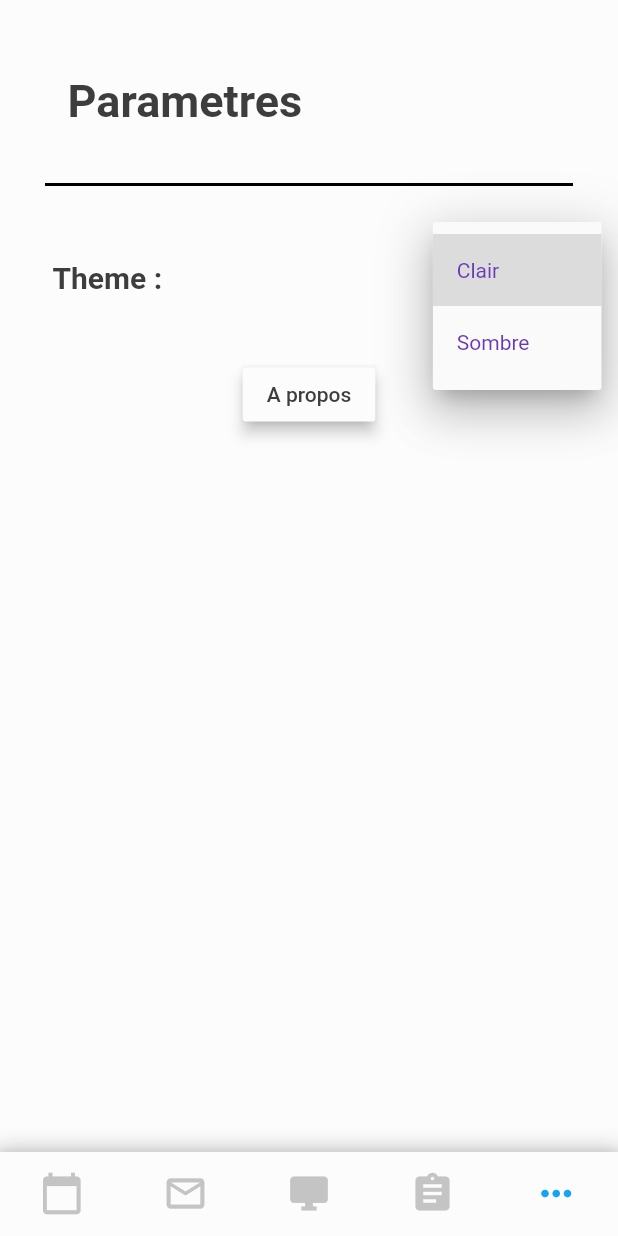
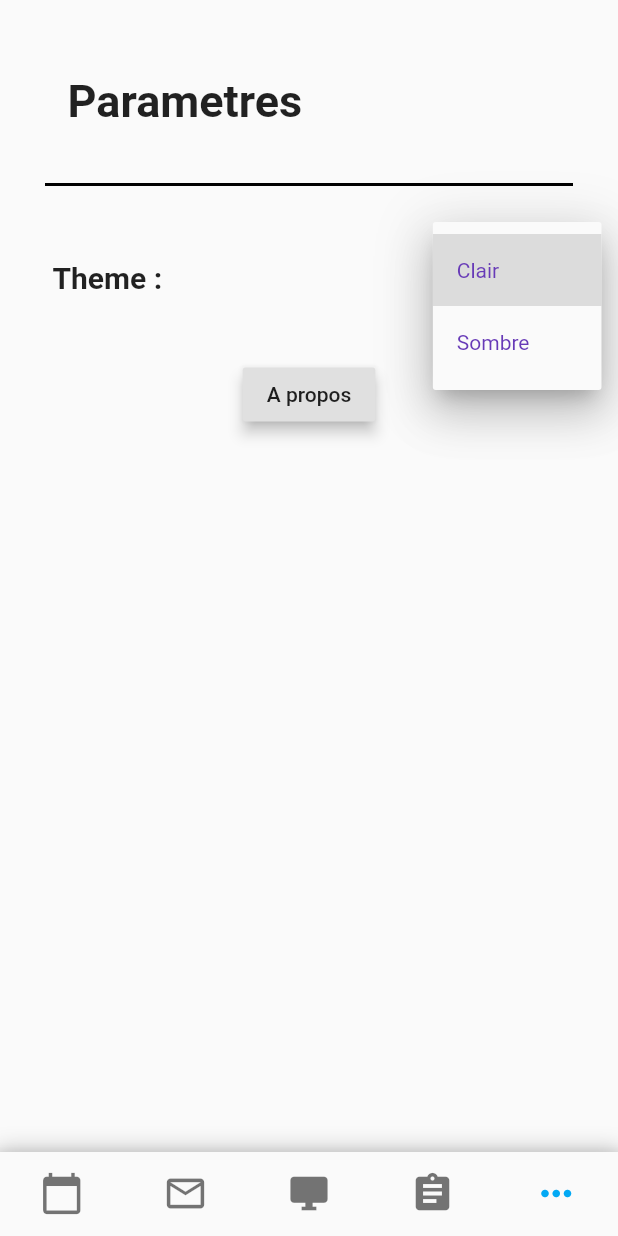
Before and after one commit to Clement-Hellot/EDT-Unicaen, a Flutter app: the screen it shows after launch, item 5 of the bottom bar chosen, after a tap on "Clair", on a phone screen of 412 x 824 dp. Run offline on Flutter 3.47's test engine with Material 2 defaults, Android fonts, the phone set to English and light mode, and no system bars; our stand-ins replace convert, dynamic_theme, flutter_html, package_info; missing offline and left inert: imap_client; statements that could not run were skipped.

Commit message:
Implémentation des Thèmes

```diff
--- a/proto1/lib/main.dart
+++ b/proto1/lib/main.dart
@@ -1,5 +1,6 @@
 import 'package:flutter/material.dart';
 
+import 'package:dynamic_theme/dynamic_theme.dart';
 import 'CalendrierJours.dart';
 import 'pageEdt.dart';
 import 'pageMails/pageMails.dart';
@@ -16,16 +17,21 @@ class MyApp extends StatelessWidget {
   // This widget is the root of your application.
   @override
   Widget build(BuildContext context) {
-    return MaterialApp(
-      //color: AppTheme().backgroundColor,
-      title: 'EDT Info',
-      theme: ThemeData(
+    return new DynamicTheme(
+        defaultBrightness: Brightness.light,
+        data: (brightness) => new ThemeData(
               primarySwatch: Colors.lightBlue,
           visualDensity: VisualDensity.adaptivePlatformDensity,
+              brightness: brightness,
             ),
+        themedWidgetBuilder: (context, theme) {
+          return MaterialApp(
+            title: 'EDT Info',
             home: PagePrincipale(),
+            theme: theme,
             debugShowCheckedModeBanner: false,
           );
+        });
   }
 }
 
@@ -79,7 +85,6 @@ class _PagePrincipaleState extends State<PagePrincipale> {
   @override
   Widget build(BuildContext context) {
     return Scaffold(
-      backgroundColor: AppTheme().backgroundColor,
       body: Center(
         child: PageView(
           controller: controller,
@@ -105,43 +110,43 @@ class _PagePrincipaleState extends State<PagePrincipale> {
           selectedFontSize: 0,
           items: <BottomNavigationBarItem>[
             BottomNavigationBarItem(
-              icon: Icon(Icons.calendar_today, color: AppTheme().iconColor),
-              activeIcon: Icon(Icons.calendar_today,
-                  color: AppTheme().iconSelectedColor),
+              icon: Icon(
+                Icons.calendar_today,
+              ),
+              activeIcon: Icon(
+                Icons.calendar_today,
+              ),
               // Un peu sale mais apparemment il faut un title
               // Ce qui est assez bizarre parce que title est sensé
               // être déprécié pour utiliser label à la place
 
-              //En mettant selectedFontSize à 0 dans la BottomNavigationBar on peut laisser le label vide
+              //En mettant selectedFontSize à 0 dans la BottomNavigationBar (ligne 185) on peut laisser le label vide
               label: "",
             ),
             BottomNavigationBarItem(
               icon: Icon(
                 Icons.mail_outline,
-                color: AppTheme().iconColor,
               ),
               activeIcon: Icon(
                 Icons.mail_outline,
-                color: AppTheme().iconSelectedColor,
               ),
               label: "",
             ),
             BottomNavigationBarItem(
-              icon: Icon(Icons.desktop_windows, color: AppTheme().iconColor),
-              activeIcon: Icon(Icons.desktop_windows,
-                  color: AppTheme().iconSelectedColor),
+              icon: Icon(Icons.desktop_windows),
+              activeIcon: Icon(
+                Icons.desktop_windows,
+              ),
               label: "",
             ),
             BottomNavigationBarItem(
-              icon: Icon(Icons.assignment, color: AppTheme().iconColor),
-              activeIcon:
-                  Icon(Icons.assignment, color: AppTheme().iconSelectedColor),
+              icon: Icon(Icons.assignment),
+              activeIcon: Icon(Icons.assignment),
               label: "",
             ),
             BottomNavigationBarItem(
-              icon: Icon(Icons.more_horiz, color: AppTheme().iconColor),
-              activeIcon:
-                  Icon(Icons.more_horiz, color: AppTheme().iconSelectedColor),
+              icon: Icon(Icons.more_horiz),
+              activeIcon: Icon(Icons.more_horiz),
               label: "",
             ),
           ],
@@ -149,8 +154,9 @@ class _PagePrincipaleState extends State<PagePrincipale> {
           onTap: _onItemTapped,
           // backgroundColor: Colors.lightBlue[500],
           type: BottomNavigationBarType.fixed,
-          backgroundColor: AppTheme().backgroundColor,
-          //Theme.of(context).bottomNavigationBarTheme.backgroundColor, //Remplacé par le contenu de AppTheme pour avoir un mode sombre - Arthur
+          backgroundColor:
+              Theme.of(context).bottomNavigationBarTheme.backgroundColor,
+          //Remplacé par le contenu de AppTheme pour avoir un mode sombre - Arthur
           iconSize: 30,
           //selectedItemColor: Theme.of(context).accentColor, //Remplacé par ActiveIcon: Icon(...); pour pouvoir définir les couleurs des icones non séléctionnées à la main - Arthur
         ),
--- a/proto1/lib/objets.dart
+++ b/proto1/lib/objets.dart
@@ -14,7 +14,6 @@ class Horaire {
       minutes = minutes % 60;
     }
 
-
     if (date == null) {
       DateTime now = DateTime.now();
       date = DateTime(now.year, now.month, now.day);
@@ -23,6 +22,7 @@ class Horaire {
   }
 
   int get totalMinutes => heures * 60 + minutes;
+
   double get totalHeures => heures + (minutes / 60.0);
 
   String get heureStr {
@@ -42,7 +42,7 @@ class Horaire {
 
   @override
   String toString() {
-    if(heures == null && minutes == null)
+    if (heures == null && minutes == null)
       return "NC";
     else
       return heureStr;
--- a/proto1/lib/pageControle/controleObjets.dart
+++ b/proto1/lib/pageControle/controleObjets.dart
@@ -9,8 +9,7 @@ class Controle {
   Horaire fin;
   Horaire debut;
 
-  Controle(this.matiere, this.enseignant, this.lieu, this.debut, this.fin){
-  }
+  Controle(this.matiere, this.enseignant, this.lieu, this.debut, this.fin);
 
   @override
   String toString() {
--- a/proto1/lib/pageControle/pageControles.dart
+++ b/proto1/lib/pageControle/pageControles.dart
@@ -89,7 +89,6 @@ class _PageControlesState extends State<PageControles>
                   style: TextStyle(
                     fontSize: 30,
                     fontWeight: FontWeight.w600,
-                    color: AppTheme().textColor,
                   ),
                 ),
               ),
--- a/proto1/lib/pageMails/pageMails.dart
+++ b/proto1/lib/pageMails/pageMails.dart
@@ -37,19 +37,16 @@ class _PageMailsState extends State<PageMails> {
               IconButton(
                 icon: Icon(Icons.search),
                 tooltip: 'Search',
-                color: AppTheme().iconColor,
                 onPressed: abc,
               ),
               IconButton(
                 icon: Icon(Icons.refresh),
                 tooltip: 'Refresh',
-                color: AppTheme().iconColor,
                 onPressed: () {},
               ),
               IconButton(
                 icon: Icon(Icons.settings),
                 tooltip: 'Refresh',
-                color: AppTheme().iconColor,
                 onPressed: () {},
               ),
             ],
@@ -176,7 +173,6 @@ class _Mail extends State<MailContent> {
                       right: 5,
                     ),
                     decoration: BoxDecoration(
-                      color: AppTheme().mailBackgroundColor,
                       borderRadius: BorderRadius.all(Radius.circular(4)),
                     ),
                     child: Column(
@@ -189,7 +185,6 @@ class _Mail extends State<MailContent> {
                               child: Text(
                                 widget.mail.getObjet(),
                                 style: TextStyle(
-                                  color: AppTheme().textColor,
                                   fontSize: 12,
                                   fontWeight: FontWeight.bold,
                                 ),
@@ -199,7 +194,6 @@ class _Mail extends State<MailContent> {
                               child: Text(
                                 widget.mail.getTime(),
                                 style: TextStyle(
-                                  color: AppTheme().textColor,
                                   fontSize: 12,
                                   fontWeight: FontWeight.bold,
                                 ),
@@ -215,7 +209,6 @@ class _Mail extends State<MailContent> {
                               child: Text(
                                 widget.mail.getNomFrom(),
                                 style: TextStyle(
-                                  color: AppTheme().textColor,
                                   fontSize: 12,
                                 ),
                               ),
--- a/proto1/lib/pageOption/pageOptions.dart
+++ b/proto1/lib/pageOption/pageOptions.dart
@@ -9,13 +9,10 @@ class PageOptions extends StatefulWidget {
 }
 
 class _PageOptionsState extends State<PageOptions> {
-  Color background = AppTheme().backgroundColor;
-  Color text = AppTheme().textColor;
 
   @override
   Widget build(BuildContext context) {
     return Scaffold(
-      backgroundColor: background,
       body: Column(
         children: [
           Container(
@@ -34,7 +31,6 @@ class _PageOptionsState extends State<PageOptions> {
                 style: TextStyle(
                   fontSize: 30,
                   fontWeight: FontWeight.w600,
-                color: text,
                 ),
               ),
             ),
@@ -56,24 +52,18 @@ class _PageOptionsState extends State<PageOptions> {
                 style: TextStyle(
                   fontSize: 20,
                   fontWeight: FontWeight.w600,
-                    color: text,
                 ),
                 textAlign: TextAlign.left,
               ),
             ),
             Padding(
-                padding: EdgeInsets.fromLTRB(0, 25, 35, 35), child: BoutonTheme()
-            )
-          ]
-        ),
-        Row(
-            mainAxisAlignment: MainAxisAlignment.center,
-            children: [
+                padding: EdgeInsets.fromLTRB(0, 25, 35, 35),
+                child: BoutonTheme())
+          ]),
+          Row(mainAxisAlignment: MainAxisAlignment.center, children: [
             RaisedButton(
               child: const Text('A propos'),
-                color: background,
               elevation: 4.0,
-                textColor: text,
               onPressed: () {
                 showDialog(
                   context: context,
--- a/proto1/lib/pageOption/theme.dart
+++ b/proto1/lib/pageOption/theme.dart
@@ -1,5 +1,6 @@
 import 'pageOptions.dart';
 
+import 'package:dynamic_theme/dynamic_theme.dart';
 import 'package:flutter/material.dart';
 import '../pageEdt.dart';
 
@@ -29,7 +30,7 @@ class _BoutonThemeState extends State<StatefulWidget> {
       onChanged: (String newValue) {
         setState(() {
           if (newValue != dropdownValue) {
-            AppTheme().changerTheme();
+            AppTheme().changerTheme(context);
             dropdownValue = newValue;
             //TODO refresh la page courante
           }
@@ -57,14 +58,9 @@ class AppTheme {
   Color _topBarColorSombre = Color(0xFF050E25), _topBarColorClair = Color(0xFF42AFEC);*/
 
   //Thème courant et valeurs courantes
+  ThemeData theme;
   bool isClair;
-  Color backgroundColor,
-      textColor,
-      iconColor,
-      topBarColor,
-      iconSelectedColor,
-      mailBackgroundColor;
-  String etat = "Clair";
+  String etat;
 
   factory AppTheme() {
     //Constructeur : retourne l'instance du singleton
@@ -74,34 +70,18 @@ class AppTheme {
   AppTheme._internal() {
     //"Vrai" constructeur (initialise l'appli sur le thème de l'utilisateur
     isClair = true;
-    changerTheme();
+    etat = "Clair";
   }
 
-  void changerTheme() {
+  void changerTheme(BuildContext context) {
     //Applique le thème actuellement choisi
     isClair = !isClair;
     if (isClair) {
       etat = "Sombre";
-      topBarColor = Color(0xFF050E25);
-      backgroundColor = Color(0xFF050E25);
-      textColor = Color(0xFFFFFFFF);
-      iconColor = Color(0xFF36393F);
-      iconSelectedColor = Color(0xFF3E6DE7);
-      mailBackgroundColor = Color(0xFF4B4B4B);
+      DynamicTheme.of(context).setBrightness(Brightness.dark);
     } else {
       etat = "Clair";
-      topBarColor = Color(0xFF42AFEC);
-      backgroundColor = Color(0xFFFCFCFC);
-      textColor = Color(0xFF3D3D3D);
-      iconColor = Color(0xFFC4C4C4);
-      iconSelectedColor = Color(0xFF14A4F5);
-      mailBackgroundColor = Color(0xFFC4C4C4);
+      DynamicTheme.of(context).setBrightness(Brightness.light);
     }
   }
-/*
- TODO Rendre les autres classes dépendantes du singleton
- TODO Optimiser changerTheme et les déclarations des constantes avec un tableau ?
- TODO Stocker le choix de thème dans un fichier à coté
- */
-
 }
--- a/proto1/lib/pageSalles.dart
+++ b/proto1/lib/pageSalles.dart
@@ -196,5 +196,6 @@ extension DetailsSalles on Salles {
   };
 
   String get nom => noms[this];
+
   Color get couleur => Matiere.couleurString(nom);
 }
--- a/proto1/pubspec.yaml
+++ b/proto1/pubspec.yaml
@@ -29,6 +29,7 @@ dependencies:
   imap_client: ^0.2.9
   convert: ^2.1.1
   flutter_html: ^1.0.0
+  dynamic_theme: ^1.0.1
 
 
   # The following adds the Cupertino Icons font to your application.
```
Also changed, not shown: proto1/lib/pageOption/aPropos.dart (+9 -9 lines), proto1/pubspec.lock. Lines whose indentation alone changed are shown as unchanged.
